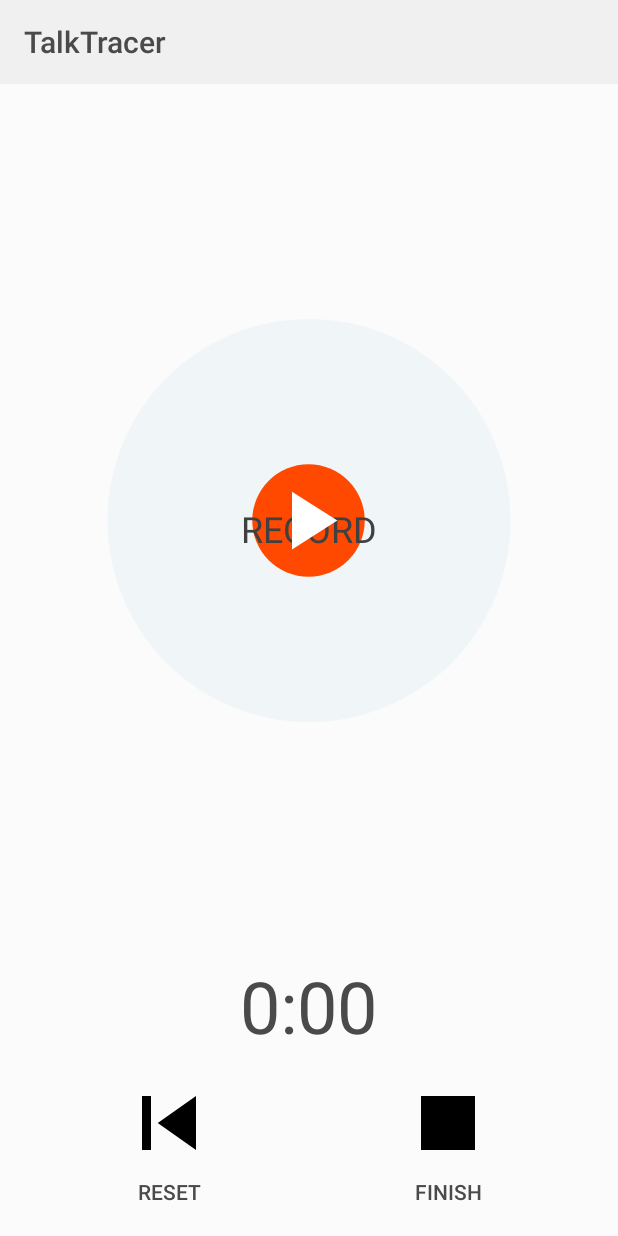
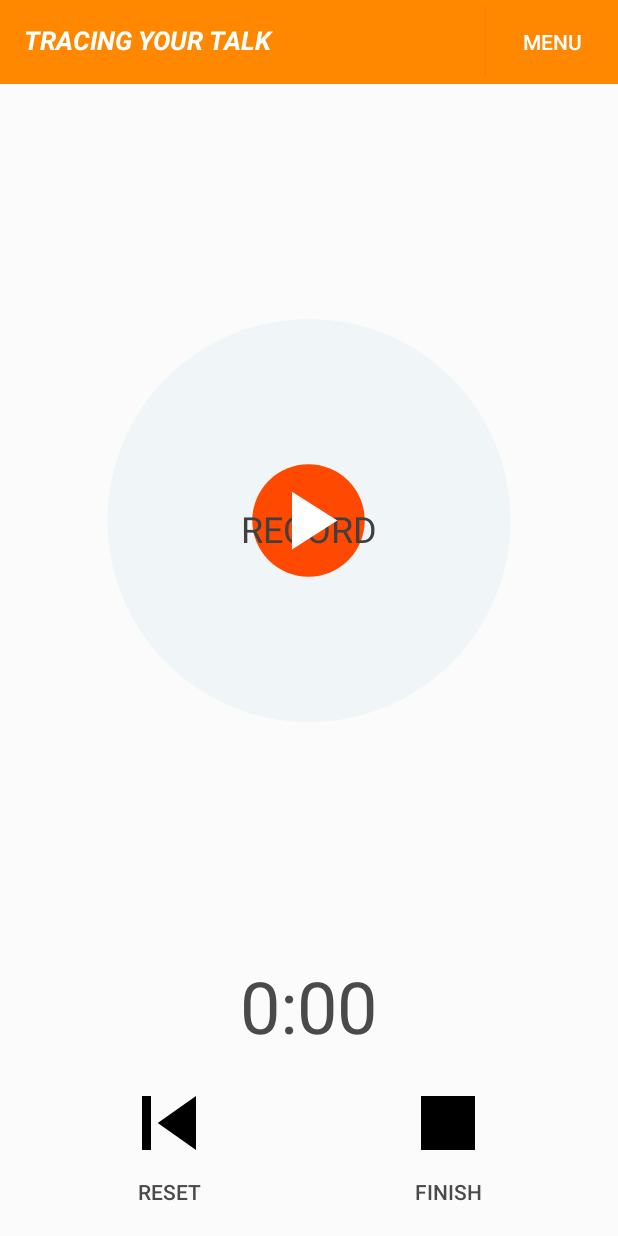
Before and after one commit to NoelC15/ConvMod, an Android app: the RecordingActivity screen opened directly, with no data from a screen before it, on a phone screen of 412 x 824 dp. Run offline under Robolectric (Android 15) with nearby library versions, the light colour scheme and no system bars.

Commit message:
before meeting

```diff
--- a/app/src/main/java/com/loyola/talktracer/activities/RecordingActivity.java
+++ b/app/src/main/java/com/loyola/talktracer/activities/RecordingActivity.java
@@ -17,8 +17,11 @@ import android.os.IBinder;
 import android.support.v4.app.ActivityCompat;
 import android.support.v4.content.ContextCompat;
 import android.support.v4.content.LocalBroadcastManager;
+import android.support.v4.widget.DrawerLayout;
 import android.util.Log;
+import android.view.Gravity;
 import android.view.View;
+import android.widget.Button;
 import android.widget.TextView;
 import android.widget.Toast;
 
@@ -52,10 +55,14 @@ import fr.lium.spkDiarization.lib.DiarizationException;
 import fr.lium.spkDiarization.programs.MClust;
 import fr.lium.spkDiarization.programs.MSeg;
 
+import static android.R.attr.onClick;
+
 /**
  * Activity to record sound.
  */
-public class RecordingActivity extends Activity {
+public class RecordingActivity extends Activity implements View.OnClickListener{
+    private DrawerLayout mDrawerLayout;
+    private Button menu;
     public static final String SPHINX_CONFIG = "sphinx4_config.xml";
     private static final String TAG = "RecordingActivity";
     private static final String PREF_RECORDING = "com.blabbertabber.blabbertabber.pref_recording";
@@ -92,7 +99,9 @@ public class RecordingActivity extends Activity {
         super.onCreate(savedInstanceState);
         Log.i(TAG, "onCreate()");
         setContentView(R.layout.activity_recording);
-
+menu= (Button) findViewById(R.id.menu);
+        mDrawerLayout = (DrawerLayout) findViewById(R.id.drawer_layout);
+        menu.setOnClickListener(RecordingActivity.this);
         mReceiver = new BroadcastReceiver() {
             @Override
             public void onReceive(Context context, Intent intent) {
@@ -523,4 +532,11 @@ public class RecordingActivity extends Activity {
             }
         }.start();
     }
+
+    @Override
+    public void onClick(View view) {
+        mDrawerLayout.openDrawer(Gravity.START);
+
+    }
+
 }
--- a/app/src/main/res/layout/activity_recording.xml
+++ b/app/src/main/res/layout/activity_recording.xml
@@ -1,4 +1,10 @@
 <?xml version="1.0" encoding="utf-8"?>
+<android.support.v4.widget.DrawerLayout xmlns:android="http://schemas.android.com/apk/res/android"
+    xmlns:app="http://schemas.android.com/apk/res-auto"
+    android:id="@+id/drawer_layout"
+    android:layout_width="match_parent"
+    android:layout_height="match_parent">
+
 <LinearLayout xmlns:android="http://schemas.android.com/apk/res/android"
     android:id="@+id/recording_root_view"
     android:layout_width="match_parent"
@@ -6,10 +12,36 @@
     android:orientation="vertical">
 
     <android.widget.Toolbar
+
         android:layout_width="match_parent"
         android:layout_height="wrap_content"
-        android:background="#F0F0F0"
-        android:title="@string/app_name" />
+        android:subtitleTextColor="#000000"
+        android:background="@android:color/holo_orange_dark"
+        android:titleTextColor="#000000"
+        android:title="@string/app_name" > <LinearLayout
+        android:layout_width="match_parent"
+        android:layout_height="wrap_content"
+        android:weightSum="1">
+
+        <TextView
+            android:id="@+id/title"
+            android:layout_width="0dp"
+            android:layout_height="wrap_content"
+            android:textColor="#FFF"
+            android:layout_weight="1"
+            android:textStyle="bold|italic"
+            android:textSize="17sp"
+            android:text="TRACING YOUR TALK"/>
+
+        <Button
+            android:id="@+id/menu"
+            android:background="@android:color/holo_orange_dark"
+            android:textColor="#FFF"
+            android:text="@string/menu"
+            android:layout_width="wrap_content"
+            android:layout_height="wrap_content" />
+
+    </LinearLayout></android.widget.Toolbar>
 
     <RelativeLayout
         android:layout_width="match_parent"
@@ -110,3 +142,5 @@
 
     </LinearLayout>
 </LinearLayout>
+
+</android.support.v4.widget.DrawerLayout>
--- /dev/null
+++ b/app/src/main/res/layout/navbar.xml
@@ -0,0 +1,6 @@
+<?xml version="1.0" encoding="utf-8"?>
+<android.support.v7.widget.Toolbar xmlns:android="http://schemas.android.com/apk/res/android"
+    android:layout_width="match_parent" android:layout_height="wrap_content"
+    android:background="#DDD">
+
+</android.support.v7.widget.Toolbar>
--- a/app/src/main/res/menu/drawer.xml
+++ b/app/src/main/res/menu/drawer.xml
@@ -1,5 +1,6 @@
 <?xml version="1.0" encoding="utf-8"?>
-<menu xmlns:android="http://schemas.android.com/apk/res/android">
+<menu xmlns:android="http://schemas.android.com/apk/res/android"
+    xmlns:app="http://schemas.android.com/apk/res-auto">
     <group android:checkableBehavior="single">
         <item
             android:onClick="replayMeeting"
--- a/app/src/main/res/values/strings.xml
+++ b/app/src/main/res/values/strings.xml
@@ -8,6 +8,7 @@
         \nPress Record to start the , and to reset the tally, press "RESET".\n
         \nWhen the meeting is over, press "FINISH" to see the final tally.\n
     </string>
+    <string name="menu">menu</string>
     <string name="total_time">Total</string>
     <string name="launch_recording_activity">Got it!</string>
     <string name="seconds">TIME IN SECONDS</string>
```
Also changed, not shown: app/src/main/res/drawable/ic_view_headline_black_24dp.xml (added, +9 -0 lines), app/src/main/res/layout/activity_summary.xml (+37 -1 lines).
